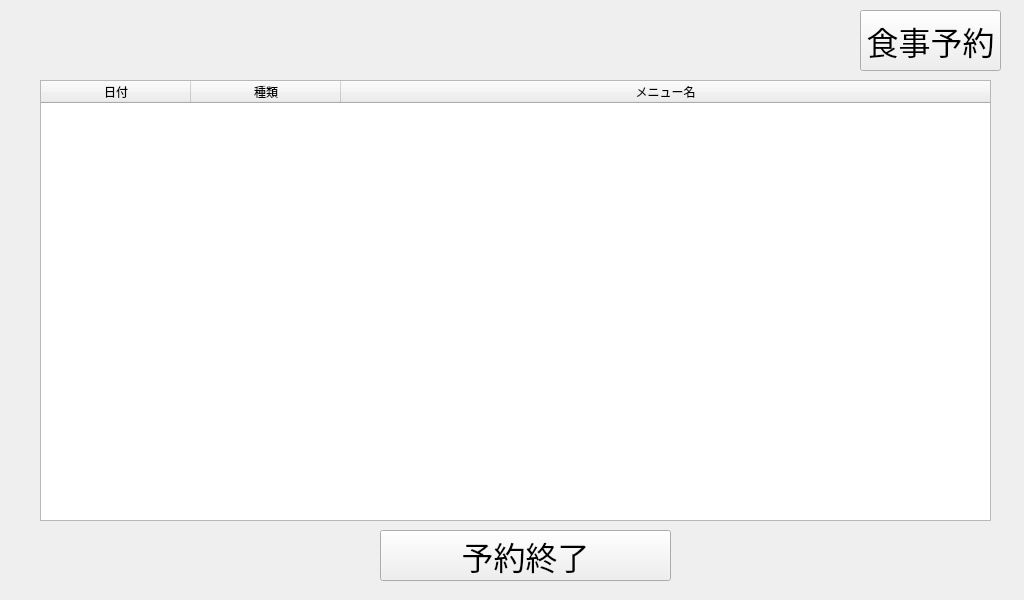
Above: window/予約状況.ui from sutefu23/GohanMenu before the change. Below: the same form after it.
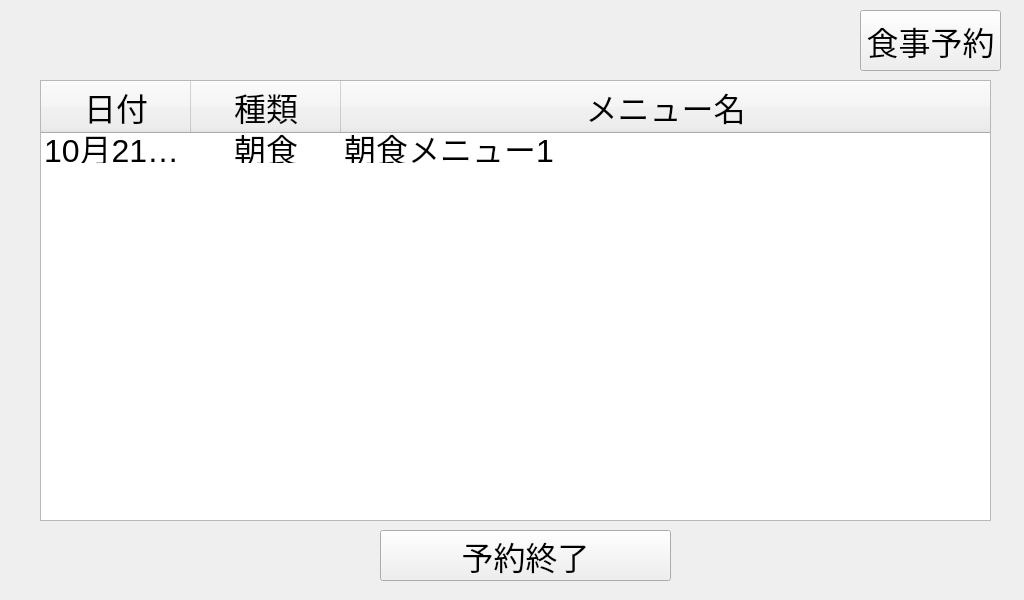
That is the form after the change.

Diff of the .ui file:
```diff
--- a/window/予約状況.ui
+++ b/window/予約状況.ui
@@ -81,46 +81,85 @@
      <property name="text">
       <string>メニュー情報</string>
      </property>
+     <property name="font">
+      <font>
+       <pointsize>24</pointsize>
+      </font>
+     </property>
     </row>
     <column>
      <property name="text">
       <string>日付</string>
      </property>
+     <property name="font">
+      <font>
+       <pointsize>24</pointsize>
+      </font>
+     </property>
     </column>
     <column>
      <property name="text">
       <string>種類</string>
      </property>
+     <property name="font">
+      <font>
+       <pointsize>24</pointsize>
+      </font>
+     </property>
+     <property name="textAlignment">
+      <set>AlignCenter</set>
+     </property>
     </column>
     <column>
      <property name="text">
       <string>メニュー名</string>
      </property>
+     <property name="font">
+      <font>
+       <pointsize>24</pointsize>
+      </font>
+     </property>
     </column>
     <item row="0" column="0">
      <property name="text">
-      <string/>
+      <string>10月21日(水)</string>
+     </property>
+     <property name="font">
+      <font>
+       <pointsize>24</pointsize>
+      </font>
      </property>
      <property name="flags">
-      <set>NoItemFlags</set>
+      <set>ItemIsEnabled|ItemIsTristate</set>
      </property>
     </item>
     <item row="0" column="1">
      <property name="text">
-      <string/>
+      <string>朝食</string>
      </property>
      <property name="font">
       <font>
        <pointsize>24</pointsize>
       </font>
      </property>
+     <property name="textAlignment">
+      <set>AlignCenter</set>
+     </property>
      <property name="flags">
-      <set>NoItemFlags</set>
+      <set>ItemIsEnabled</set>
      </property>
     </item>
     <item row="0" column="2">
+     <property name="text">
+      <string>朝食メニュー1</string>
+     </property>
+     <property name="font">
+      <font>
+       <pointsize>24</pointsize>
+      </font>
+     </property>
      <property name="flags">
-      <set>NoItemFlags</set>
+      <set>ItemIsEnabled</set>
      </property>
     </item>
    </widget>
```
